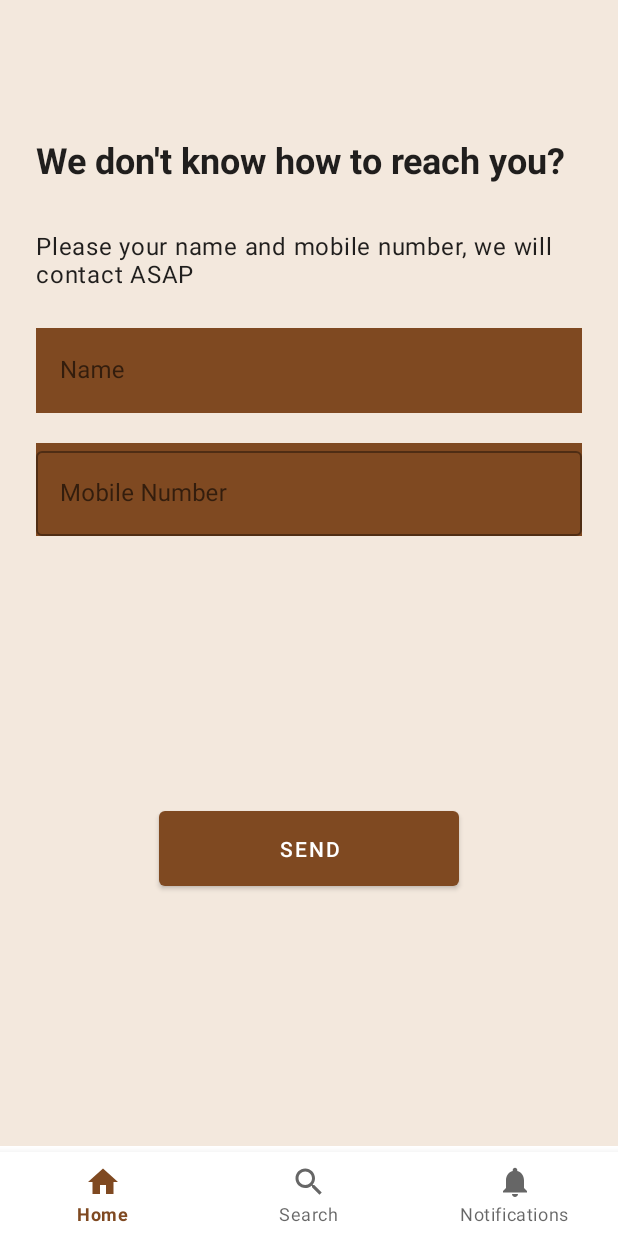
After one commit to RefreshEnterAbel/Buchi-Intervew-Test, an Android app: the RequestAdoptFragment screen opened through its navigation route, on a phone screen of 412 x 824 dp. The commit adds this screen. Run offline under Robolectric (Android 15) with nearby library versions, the phone set to English and light mode, and no system bars; our stand-ins replace Picasso, navigation-ui; pictures from the network do not load.

Commit message:
add Adopt Form Screen

```diff
--- a/app/build.gradle
+++ b/app/build.gradle
@@ -56,6 +56,7 @@ dependencies {
     implementation 'com.squareup.okhttp3:logging-interceptor:5.0.0-alpha.3'
     // Gson converter
     implementation 'com.squareup.retrofit2:converter-gson:2.9.0'
+    implementation 'androidx.legacy:legacy-support-v4:1.0.0'
     // Test
     testImplementation 'junit:junit:4.13.2'
     androidTestImplementation 'androidx.test.ext:junit:1.1.3'
--- /dev/null
+++ b/app/src/main/java/com/refresh/enter/abel/buchi/activity/ui/adopt/RequestAdoptFragment.kt
@@ -0,0 +1,33 @@
+package com.refresh.enter.abel.buchi.activity.ui.adopt
+
+import android.os.Bundle
+import android.view.LayoutInflater
+import android.view.View
+import android.view.ViewGroup
+import androidx.fragment.app.Fragment
+import androidx.lifecycle.ViewModelProvider
+import com.refresh.enter.abel.buchi.databinding.RequestAdoptFragmentBinding
+import com.refresh.enter.abel.buchi.viewmode.HomeActivityViewModel
+
+class RequestAdoptFragment : Fragment() {
+
+    private var _binding: RequestAdoptFragmentBinding? = null
+    private var mViewModel: HomeActivityViewModel? = null
+
+    // This property is only valid between onCreateView and
+    // onDestroyView.
+    private val binding get() = _binding!!
+
+    override fun onCreateView(
+        inflater: LayoutInflater, container: ViewGroup?,
+        savedInstanceState: Bundle?
+    ): View {
+        _binding = RequestAdoptFragmentBinding.inflate(inflater, container, false)
+        mViewModel = ViewModelProvider(this)[HomeActivityViewModel::class.java]
+
+        return binding.root
+
+    }
+
+
+}
--- /dev/null
+++ b/app/src/main/res/layout/request_adopt_fragment.xml
@@ -0,0 +1,90 @@
+<?xml version="1.0" encoding="utf-8"?>
+<androidx.constraintlayout.widget.ConstraintLayout xmlns:android="http://schemas.android.com/apk/res/android"
+    xmlns:app="http://schemas.android.com/apk/res-auto"
+    xmlns:tools="http://schemas.android.com/tools"
+    android:layout_width="match_parent"
+    android:layout_height="match_parent"
+    android:orientation="vertical"
+    android:background="@color/orange_200"
+    tools:context=".activity.ui.adopt.RequestAdoptFragment">
+
+    <LinearLayout
+        android:id="@+id/linearLayout2"
+        android:layout_width="match_parent"
+        android:layout_height="wrap_content"
+        android:layout_marginStart="24dp"
+        android:layout_marginTop="80dp"
+        android:layout_marginEnd="24dp"
+        android:orientation="vertical"
+        app:layout_constraintEnd_toEndOf="parent"
+        app:layout_constraintStart_toStartOf="parent"
+        app:layout_constraintTop_toTopOf="parent">
+
+        <TextView
+            android:layout_width="wrap_content"
+            android:layout_height="wrap_content"
+            android:layout_marginTop="10dp"
+            android:layout_marginBottom="10dp"
+            android:text="@string/we_don_t_know_how_to_reach_you"
+            android:textAppearance="?attr/textAppearanceHeadline5"
+            android:textStyle="bold" />
+
+        <TextView
+            android:layout_width="wrap_content"
+            android:layout_height="wrap_content"
+            android:layout_marginTop="20dp"
+            android:layout_marginBottom="10dp"
+            android:text="@string/please_your_name_and_mobile_number_we_will_contact_asap"
+            android:textAppearance="?attr/textAppearanceBody1" />
+
+        <com.google.android.material.textfield.TextInputLayout
+            android:id="@+id/name_input"
+            style="@style/Widget.MaterialComponents.TextInputLayout.OutlinedBox"
+            android:layout_width="match_parent"
+            android:layout_height="wrap_content"
+            android:layout_marginTop="10dp"
+            android:layout_marginBottom="10dp"
+            android:hint="@string/name">
+
+            <com.google.android.material.textfield.TextInputEditText
+                android:layout_width="match_parent"
+                android:layout_height="wrap_content"
+                android:background="@color/orange_500"
+                android:inputType="textPersonName" />
+
+        </com.google.android.material.textfield.TextInputLayout>
+
+        <com.google.android.material.textfield.TextInputLayout
+            android:id="@+id/phone_input"
+            style="@style/Widget.MaterialComponents.TextInputLayout.OutlinedBox"
+            android:layout_width="match_parent"
+            android:layout_height="wrap_content"
+            android:layout_marginTop="10dp"
+            android:layout_marginBottom="10dp"
+            android:background="@color/orange_500"
+            android:hint="@string/mobile_number">
+
+            <com.google.android.material.textfield.TextInputEditText
+                android:layout_width="match_parent"
+                android:layout_height="wrap_content"
+                android:inputType="phone" />
+
+        </com.google.android.material.textfield.TextInputLayout>
+
+    </LinearLayout>
+
+    <Button
+        android:layout_width="200dp"
+        android:layout_height="wrap_content"
+        android:layout_gravity="center"
+        android:layout_margin="50dp"
+        android:layout_marginBottom="32dp"
+        android:padding="15dp"
+        android:text="@string/send"
+        app:layout_constraintBottom_toBottomOf="parent"
+        app:layout_constraintEnd_toEndOf="parent"
+        app:layout_constraintStart_toStartOf="parent"
+        app:layout_constraintTop_toBottomOf="@+id/linearLayout2" />
+
+
+</androidx.constraintlayout.widget.ConstraintLayout>
--- a/app/src/main/res/navigation/mobile_navigation.xml
+++ b/app/src/main/res/navigation/mobile_navigation.xml
@@ -39,6 +39,14 @@
         <argument
             android:name="petIndex"
             app:argType="integer" />
+        <action
+            android:id="@+id/action_adoptFragment_to_requestAdoptFragment"
+            app:destination="@id/requestAdoptFragment" />
     </fragment>
+    <fragment
+        android:id="@+id/requestAdoptFragment"
+        android:name="com.refresh.enter.abel.buchi.activity.ui.adopt.RequestAdoptFragment"
+        android:label="request_adopt_fragment"
+        tools:layout="@layout/request_adopt_fragment" />
 
 </navigation>
--- a/app/src/main/res/values/strings.xml
+++ b/app/src/main/res/values/strings.xml
@@ -24,6 +24,11 @@
     <string name="gender_text">Gender : %1$s </string>
     <string name="list_of_image">List of Image</string>
     <string name="adopt">Adopt</string>
+    <string name="mobile_number">Mobile Number</string>
+    <string name="name">Name</string>
+    <string name="we_don_t_know_how_to_reach_you">We don\'t know how to reach you?</string>
+    <string name="please_your_name_and_mobile_number_we_will_contact_asap">Please your name and mobile number, we will contact ASAP</string>
+    <string name="send">Send</string>
 
 
     <string-array name="type_array">
```
